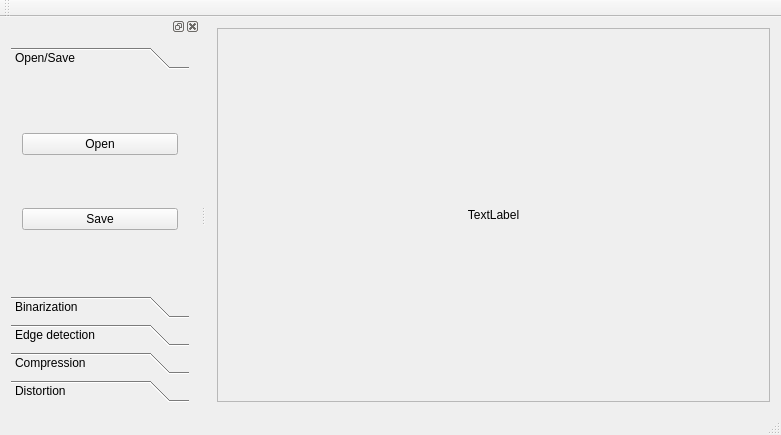
Above: qt/ImageProcessing/mainwindow.ui from MATF-RS19/RS029-image-processing before the change. Below: the same form after it.
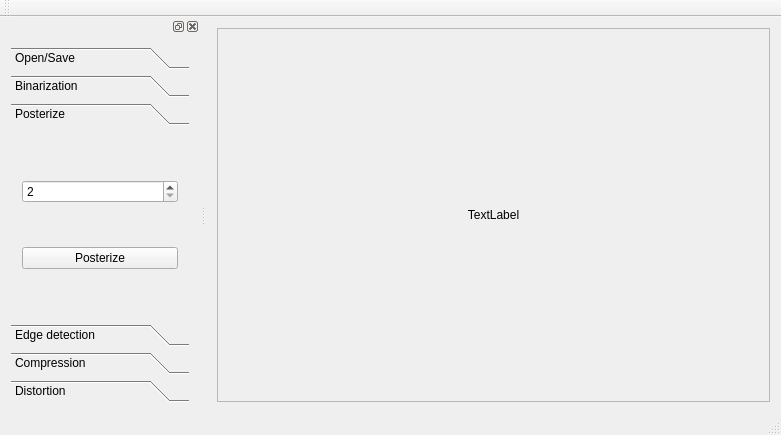
That is the form after the change. The open tabs and pages were chosen to show the change. Custom widgets are drawn as their Qt base class.

Commit message: kmeans added to qt maxiteration and objective function added to class members in kmeans

The edit to the form file:
```diff
--- a/qt/ImageProcessing/mainwindow.ui
+++ b/qt/ImageProcessing/mainwindow.ui
@@ -107,7 +107,7 @@
    <property name="minimumSize">
     <size>
      <width>200</width>
-     <height>272</height>
+     <height>305</height>
     </size>
    </property>
    <attribute name="dockWidgetArea">
@@ -171,6 +171,27 @@
          </item>
         </layout>
        </widget>
+       <widget class="QWidget" name="page_2">
+        <attribute name="label">
+         <string>Posterize</string>
+        </attribute>
+        <layout class="QGridLayout" name="gridLayout_2">
+         <item row="1" column="0">
+          <widget class="QPushButton" name="posterizeButton">
+           <property name="text">
+            <string>Posterize</string>
+           </property>
+          </widget>
+         </item>
+         <item row="0" column="0">
+          <widget class="QSpinBox" name="posterSpinBox">
+           <property name="minimum">
+            <number>2</number>
+           </property>
+          </widget>
+         </item>
+        </layout>
+       </widget>
        <widget class="QWidget" name="EdgeDetection">
         <property name="geometry">
          <rect>
```
Left out of the diff: 8 changed lines with no effect on the pictures. The commit also changes 10 other files.
